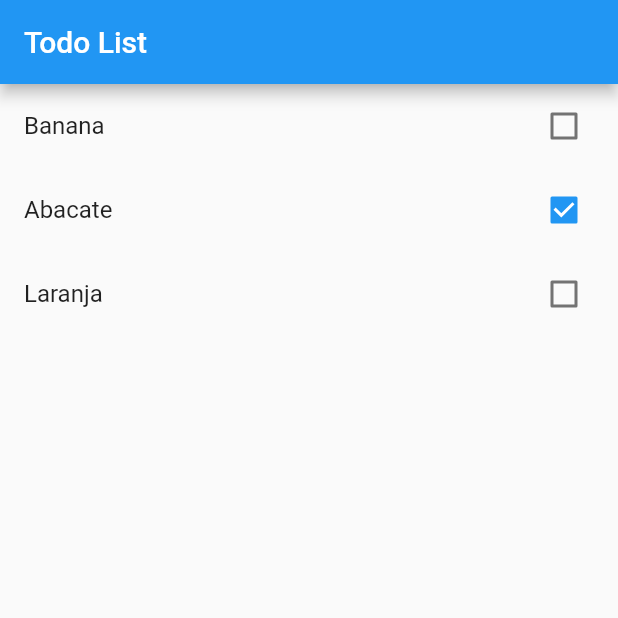
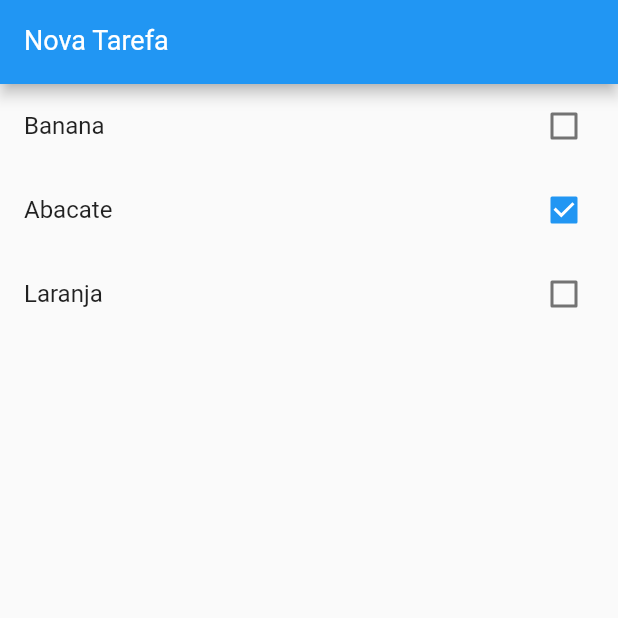
Before and after one commit to oliversieto/todo_app_flutter, a Flutter app: the screen it shows after launch, on a phone screen of 412 x 824 dp, the top half of it. Run offline on Flutter 3.47's test engine with Material 2 defaults, Android fonts, the light colour scheme and no system bars.

Commit message:
refactor: criado um input na appbar para adicionar uma nova tarefa

```diff
--- a/lib/main.dart
+++ b/lib/main.dart
@@ -32,10 +32,26 @@ class HomePage extends StatefulWidget {
 }
 
 class _HomePageState extends State<HomePage> {
+  var newTaskCtrl = TextEditingController();
   @override
   Widget build(BuildContext context) {
     return Scaffold(
-        appBar: AppBar(title: Text("Todo List")),
+        appBar: AppBar(
+          title: TextFormField(
+            controller: newTaskCtrl,
+            keyboardType: TextInputType.text,
+            style: TextStyle(
+              color: Colors.white,
+              fontSize: 18,
+            ),
+            decoration: InputDecoration(
+              labelText: 'Nova Tarefa',
+              labelStyle: TextStyle(
+                color: Colors.white,
+              ),
+            ),
+          ),
+        ),
         body: ListView.builder(
           itemBuilder: (BuildContext context, int index) {
             final item = widget.items[index];
```
